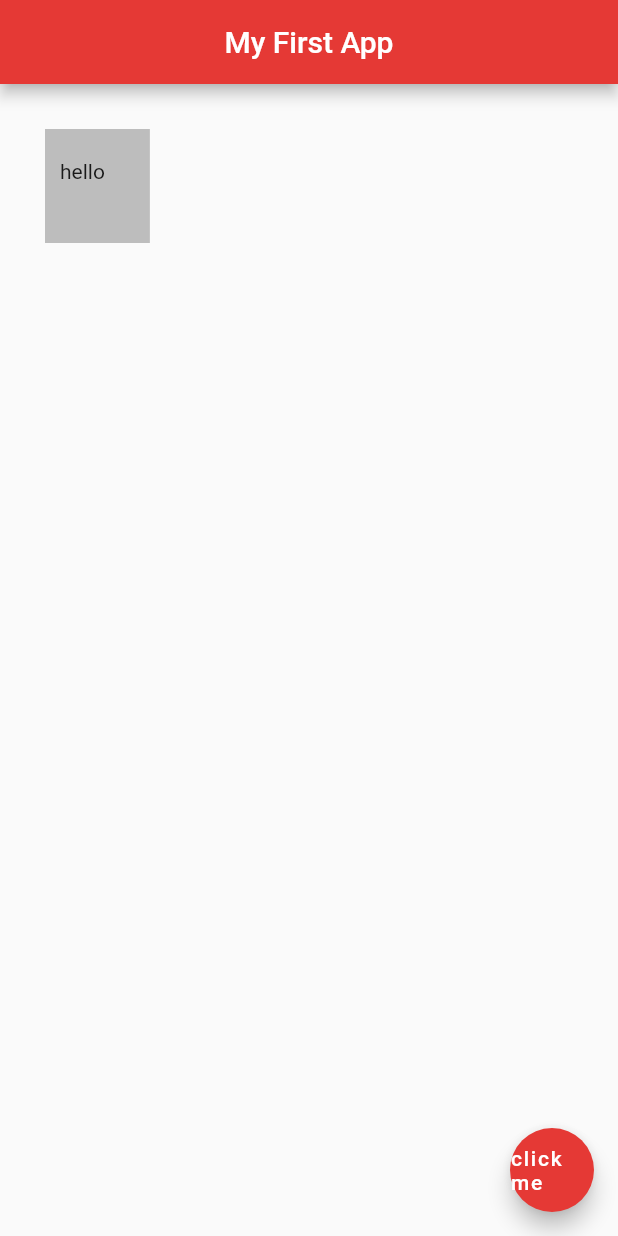
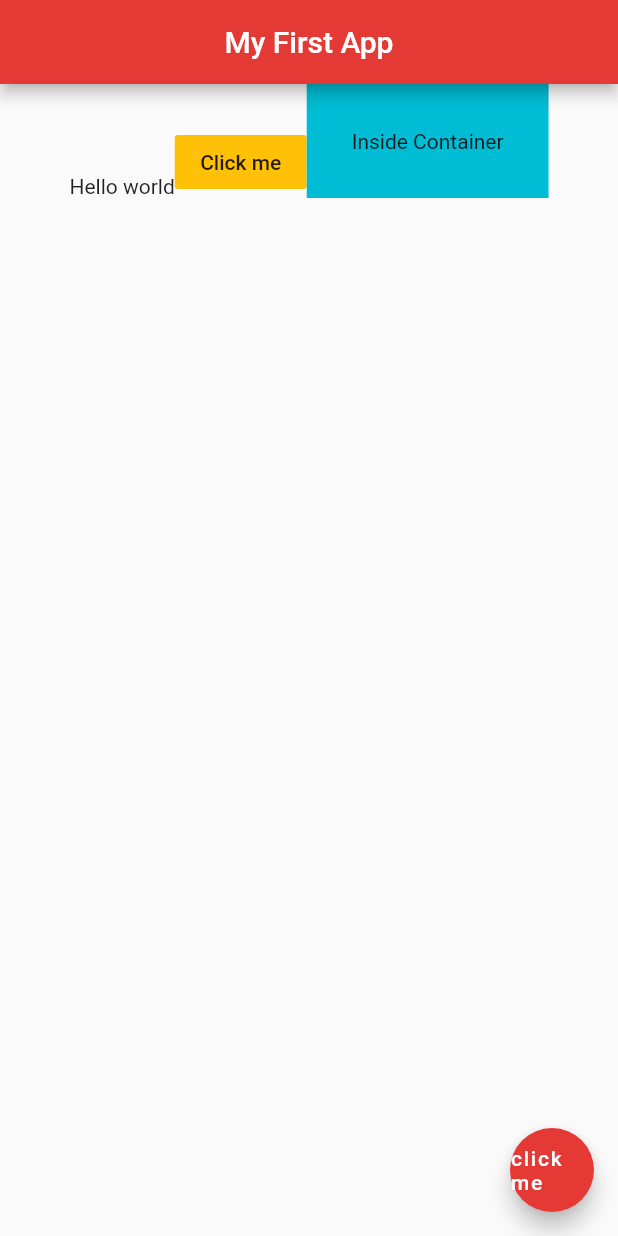
Before and after one commit to bhatiakomal/Flutter, a Flutter app: the screen it shows after launch, on a phone screen of 412 x 824 dp. Run offline on Flutter 3.47's test engine with Material 2 defaults, Android fonts, the phone set to English and light mode, and no system bars.

Commit message:
Row:Main and cross Axis Alignment

```diff
--- a/demo/lib/main.dart
+++ b/demo/lib/main.dart
@@ -14,11 +14,22 @@ class Home extends StatelessWidget {
       centerTitle: true ,
       backgroundColor: Colors.red[600],
     ),
-    body: Container(
-      padding: EdgeInsets.fromLTRB(10.0, 20.0, 30.0, 40.0),
-      margin: EdgeInsets.all(30),
-      color: Colors.grey[400],
-      child:Text('hello'),
+    body: Row(
+      mainAxisAlignment: MainAxisAlignment.center,
+      crossAxisAlignment: CrossAxisAlignment.end,
+            children: <Widget>[
+              Text('Hello world'),
+              FlatButton(
+                onPressed: (){},
+                color: Colors.amber,
+                child: Text('Click me'),
+              ),
+              Container(
+                color: Colors.cyan,
+                padding: EdgeInsets.all(30),
+                child: Text('Inside Container'),
+              )
+            ],
     ),
 
    floatingActionButton: FloatingActionButton(
```
